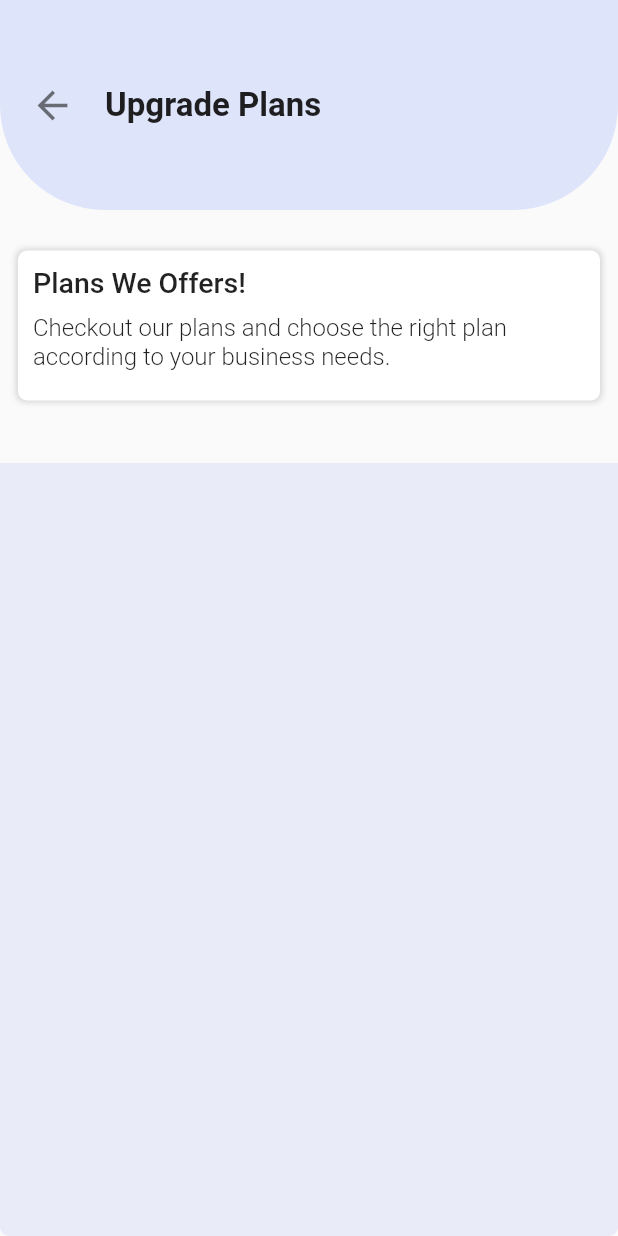
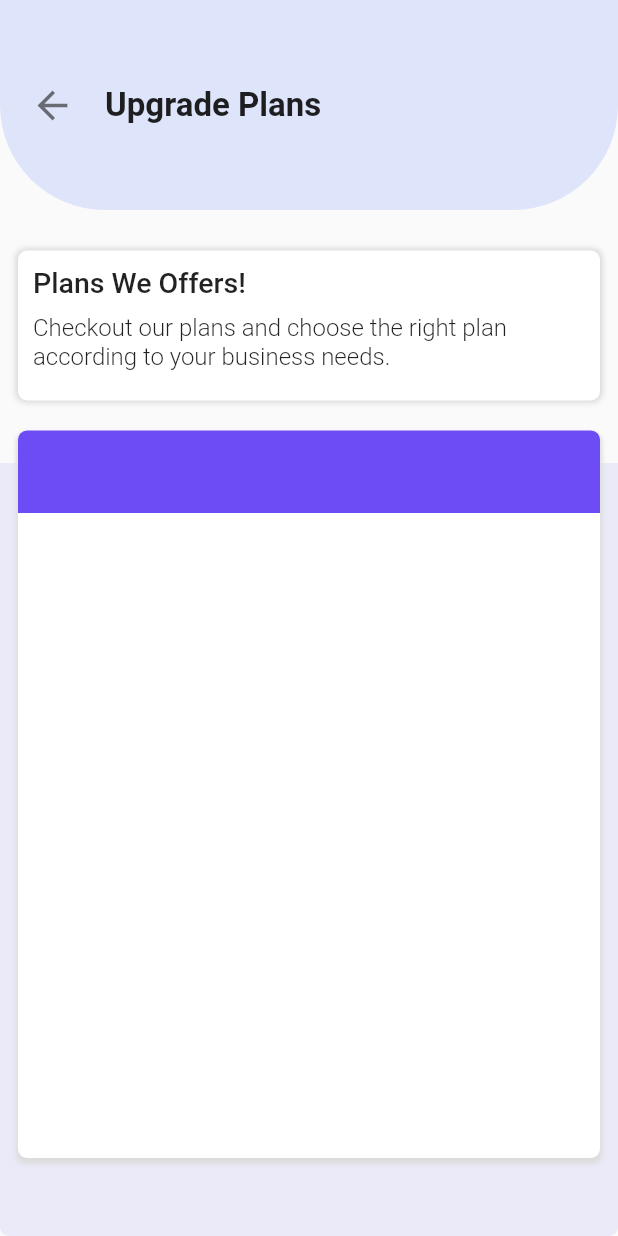
Before and after one commit to hayanbeigh0/Shiprocket, a Flutter app: the UpgradePlan screen opened directly, on a phone screen of 412 x 824 dp. Run offline on Flutter 3.47's test engine with Material 2 defaults, Android fonts, the light colour scheme and no system bars; our stand-ins replace camera, contained_tab_bar_view, dotted_border, dropdown_button2, image_picker, introduction_screen and 4 more; missing offline and left inert: mobile_scanner.

```diff
--- a/lib/main.dart
+++ b/lib/main.dart
@@ -16,6 +16,7 @@ import 'package:shiprocket/screens/more_screen.dart';
 import 'package:shiprocket/screens/notifications_screen.dart';
 import 'package:shiprocket/screens/settings_screen.dart';
 import 'package:shiprocket/screens/shiprocket_trainings.dart';
+import 'package:shiprocket/screens/upgrade_plan.dart';
 import 'package:shiprocket/screens/view_profile_screen.dart';
 import 'package:shiprocket/screens/wallet_and_passbook_screen.dart/wallet_passbook_tab.dart';
 import 'package:shiprocket/screens/welcome_screen.dart';
@@ -51,7 +52,7 @@ class MyApp extends StatelessWidget {
         theme: ThemeData(
           primarySwatch: Colors.blue,
         ),
-        home: BottomNavigation(),
+        home: UpgradePlan(),
       ),
     );
   }
--- a/lib/screens/upgrade_plan.dart
+++ b/lib/screens/upgrade_plan.dart
@@ -1,4 +1,5 @@
 import 'package:flutter/material.dart';
+import 'package:shiprocket/utils/color.dart';
 import 'package:shiprocket/widgets/common_top_bar.dart';
 
 class UpgradePlan extends StatelessWidget {
@@ -9,8 +10,8 @@ class UpgradePlan extends StatelessWidget {
     return Scaffold(
       body: Column(
         children: [
-          CommonTopBar(title: 'Upgrade Plans'),
-          SizedBox(
+          const CommonTopBar(title: 'Upgrade Plans'),
+          const SizedBox(
             height: 15,
           ),
           Expanded(
@@ -42,7 +43,7 @@ class UpgradePlan extends StatelessWidget {
                     decoration: BoxDecoration(
                       borderRadius: BorderRadius.circular(6),
                       color: Colors.white,
-                      boxShadow: [
+                      boxShadow: const [
                         BoxShadow(
                           blurRadius: 3,
                           spreadRadius: 1,
@@ -79,6 +80,43 @@ class UpgradePlan extends StatelessWidget {
                       ),
                     ),
                   ),
+                  SizedBox(
+                    height: 20,
+                  ),
+                  Expanded(
+                    child: Container(
+                      decoration: BoxDecoration(
+                        color: Colors.white,
+                        borderRadius: BorderRadius.circular(6),
+                        boxShadow: [
+                          BoxShadow(
+                              blurRadius: 2,
+                              spreadRadius: 1,
+                              color: Color.fromARGB(255, 221, 220, 220),
+                              offset: Offset(0, 3)),
+                        ],
+                      ),
+                      width: double.infinity,
+                      child: Column(
+                        children: [
+                          Container(
+                            decoration: BoxDecoration(
+                              borderRadius: BorderRadius.only(
+                                topLeft: Radius.circular(6),
+                                topRight: Radius.circular(6),
+                              ),
+                              color: ColorStyle.colorPrimary,
+                            ),
+                            width: double.infinity,
+                            height: 55,
+                          ),
+                        ],
+                      ),
+                    ),
+                  ),
+                  SizedBox(
+                    height: 40,
+                  ),
                 ],
               ),
             ),
```
Also changed, not shown: 1 other file.
